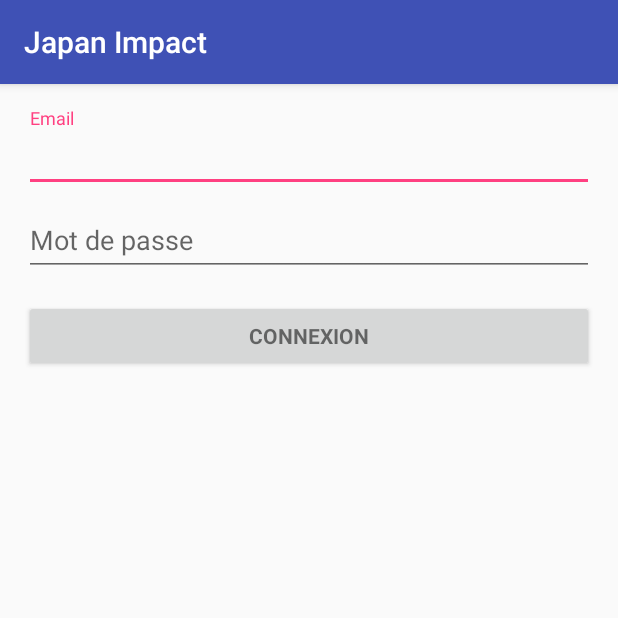
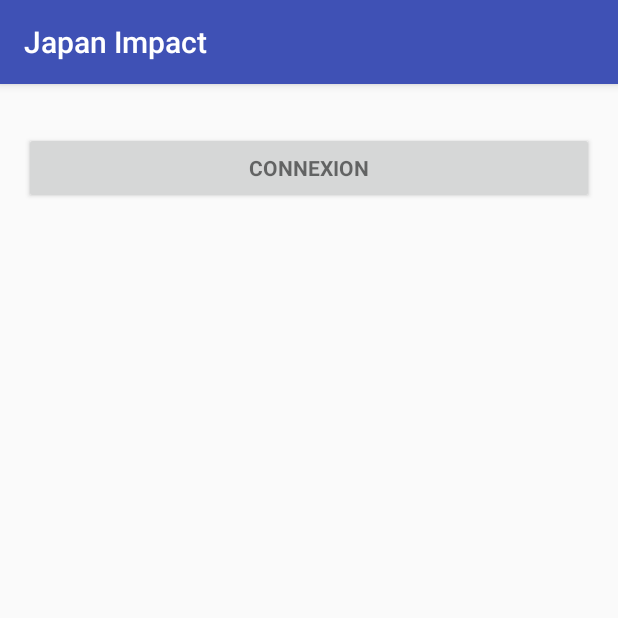
Before and after one commit to ETS-Android3/ji-pos-android, an Android app: the screen it shows after launch (LoginActivity), on a phone screen of 412 x 824 dp, the top half of it. Run offline under Robolectric (Android 15) with nearby library versions, the phone set to English and light mode, and no system bars; our stand-ins replace Dagger/Hilt's generated code, Volley; libraries missing offline, so code that uses them is left out: com.auth0.android, com.sumup.merchant; 1 statement that could not run was skipped.

Commit message:
Replace hardcoded login form with web form

```diff
--- a/app/build.gradle
+++ b/app/build.gradle
@@ -1,11 +1,11 @@
 apply plugin: 'com.android.application'
 
 android {
-    compileSdkVersion 28
+    compileSdkVersion 29
     defaultConfig {
         applicationId "ch.japan_impact.japanimpactpos"
         minSdkVersion 24
-        targetSdkVersion 28
+        targetSdkVersion 29
         versionCode 1
         versionName "1.0"
         testInstrumentationRunner "androidx.test.runner.AndroidJUnitRunner"
--- a/app/src/main/java/ch/japan_impact/japanimpactpos/views/LoginActivity.java
+++ b/app/src/main/java/ch/japan_impact/japanimpactpos/views/LoginActivity.java
@@ -4,6 +4,7 @@
 import android.animation.AnimatorListenerAdapter;
 import android.annotation.TargetApi;
 import android.content.Intent;
+import android.net.Uri;
 import android.os.Build;
 import android.os.Bundle;
 import android.text.TextUtils;
@@ -25,14 +26,11 @@
  * A login screen that offers login via email/password.
  */
 public class LoginActivity extends AppCompatActivity {
+    @Inject
+    BackendService service;
     // UI references.
-    private EditText mEmailView;
-    private EditText mPasswordView;
     private View mProgressView;
     private View mLoginFormView;
-
-    @Inject
-    BackendService service;
 
     @Override
     protected void onCreate(Bundle savedInstanceState) {
@@ -40,23 +38,35 @@
         super.onCreate(savedInstanceState);
         setContentView(R.layout.activity_login);
 
-        // Set up the login form.
-        mEmailView = findViewById(R.id.email);
 
-        mPasswordView = findViewById(R.id.password);
-        mPasswordView.setOnEditorActionListener((textView, id, keyEvent) -> {
-            if (id == EditorInfo.IME_ACTION_DONE || id == EditorInfo.IME_NULL) {
-                attemptLogin();
-                return true;
-            }
-            return false;
+        String CLIENT_ID = getResources().getString(R.string.auth_client_id);
+        String API_URL = getResources().getString(R.string.auth_api_url);
+
+
+        Button mEmailSignInButton = findViewById(R.id.login_button);
+        mEmailSignInButton.setOnClickListener(view -> {
+            Intent i = new Intent(Intent.ACTION_VIEW)
+                    .setData(Uri.parse(API_URL + "/login?app=" + CLIENT_ID + "&tokenType=token"));
+            startActivity(i);
         });
-
-        Button mEmailSignInButton = findViewById(R.id.email_sign_in_button);
-        mEmailSignInButton.setOnClickListener(view -> attemptLogin());
 
         mLoginFormView = findViewById(R.id.login_form);
         mProgressView = findViewById(R.id.login_progress);
+
+        // Check if the login data is here
+        Intent intent = getIntent();
+        String action = intent.getAction();
+        if (action != null && action.equals(Intent.ACTION_VIEW)) {
+            Uri data = intent.getData();
+
+            if (data != null && data.getPath() != null && data.getPath().equals("/login")) {
+                String accessToken = data.getQueryParameter("accessToken");
+
+                this.attemptLogin(accessToken);
+            } else {
+                Toast.makeText(this, "Invalid callback, please try again.", Toast.LENGTH_SHORT).show();
+            }
+        }
     }
 
     @Override
@@ -89,26 +99,11 @@
      * If there are form errors (invalid email, missing fields, etc.), the
      * errors are presented and no actual login attempt is made.
      */
-    private void attemptLogin() {
-        // Reset errors.
-        mEmailView.setError(null);
-        mPasswordView.setError(null);
-
-
-        boolean cancel = checkFieldInvalid(mEmailView, this::isEmailValid) || checkFieldInvalid(mPasswordView, this::isPasswordValid);
-
-
-        if (!cancel) {
-            // Store values at the time of the login attempt.
-            String email = mEmailView.getText().toString();
-            String password = mPasswordView.getText().toString();
-
-            // Show a progress spinner, and kick off a background task to
-            // perform the user login attempt.
+    private void attemptLogin(String accessToken) {
         showProgress(true);
 
         try {
-                service.login(email, password, errors -> {
+            service.login(accessToken, errors -> {
                 if (errors.isPresent()) {
                     Toast.makeText(this, "Erreur de connexion : " + errors.get(), Toast.LENGTH_LONG).show();
                     showProgress(false);
@@ -126,15 +121,6 @@
             e.printStackTrace();
             showProgress(false);
         }
-        }
-    }
-
-    private boolean isEmailValid(String email) {
-        return email.contains("@");
-    }
-
-    private boolean isPasswordValid(String password) {
-        return password.length() > 4;
     }
 
     /**
--- a/app/src/main/res/layout/activity_login.xml
+++ b/app/src/main/res/layout/activity_login.xml
@@ -20,52 +20,15 @@
             android:layout_marginBottom="8dp"
             android:visibility="gone"/>
 
-    <ScrollView
+
+    <LinearLayout
             android:id="@+id/login_form"
             android:layout_width="match_parent"
-            android:layout_height="match_parent">
-
-        <LinearLayout
-                android:id="@+id/email_login_form"
-                android:layout_width="match_parent"
-                android:layout_height="wrap_content"
+            android:layout_height="match_parent"
             android:orientation="vertical">
 
-            <com.google.android.material.textfield.TextInputLayout
-                    android:layout_width="match_parent"
-                    android:layout_height="wrap_content">
-
-                <EditText
-                        android:id="@+id/email"
-                        android:layout_width="match_parent"
-                        android:layout_height="wrap_content"
-                        android:hint="@string/prompt_email"
-                        android:inputType="textEmailAddress"
-                        android:maxLines="1"
-                        android:singleLine="true"/>
-
-            </com.google.android.material.textfield.TextInputLayout>
-
-            <com.google.android.material.textfield.TextInputLayout
-                    android:layout_width="match_parent"
-                    android:layout_height="wrap_content">
-
-                <EditText
-                        android:id="@+id/password"
-                        android:layout_width="match_parent"
-                        android:layout_height="wrap_content"
-                        android:hint="@string/prompt_password"
-                        android:imeActionId="6"
-                        android:imeActionLabel="@string/action_sign_in_short"
-                        android:imeOptions="actionUnspecified"
-                        android:inputType="textPassword"
-                        android:maxLines="1"
-                        android:singleLine="true"/>
-
-            </com.google.android.material.textfield.TextInputLayout>
-
         <Button
-                    android:id="@+id/email_sign_in_button"
+                android:id="@+id/login_button"
                 style="?android:textAppearanceSmall"
                 android:layout_width="match_parent"
                 android:layout_height="wrap_content"
@@ -74,5 +37,4 @@
                 android:textStyle="bold"/>
 
     </LinearLayout>
-    </ScrollView>
 </LinearLayout>
--- a/app/src/main/res/values/params.xml
+++ b/app/src/main/res/values/params.xml
@@ -1,7 +1,7 @@
 <?xml version="1.0" encoding="utf-8"?>
 <resources>
     <string name="api_url">https://shop.japan-impact.ch/api</string>
-    <string name="auth_client_id">8pdszcUWxht75pmttKnyAxxHzc9HarutYvScP6uHq5WsDXJqGfQcWeCRHGZgHwtGE9dQvKgu</string>
+    <string name="auth_client_id">vi0aoqRQ_FRZDQ0orBgCnWDIjGENoX7pfHT8Z3Bu0EY</string>
     <string name="auth_api_url">https://auth.japan-impact.ch</string>
     <string name="sumup_affiliate_key">d9fe4d55-086a-402c-a1f1-57991345f03e</string>
 </resources>
--- a/build.gradle
+++ b/build.gradle
@@ -7,7 +7,7 @@
         jcenter()
     }
     dependencies {
-        classpath 'com.android.tools.build:gradle:3.5.0'
+        classpath 'com.android.tools.build:gradle:3.5.3'
 
 
         // NOTE: Do not place your application dependencies here; they belong
```
Also changed, not shown: app/src/main/AndroidManifest.xml (+9 -0 lines), app/src/main/java/ch/japan_impact/japanimpactpos/network/AuthService.java (deleted, +0 -110 lines), app/src/main/java/ch/japan_impact/japanimpactpos/network/BackendService.java (+8 -13 lines), app/src/main/java/ch/japan_impact/japanimpactpos/network/ErrorCodes.java (added, +29 -0 lines). Lines whose indentation alone changed are shown as unchanged.
